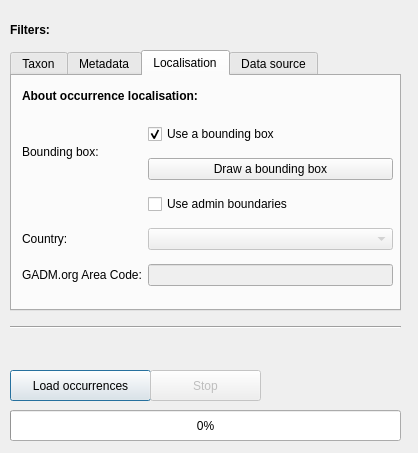
The window that qgis_occurrences_dialog_base.ui (BelgianBiodiversityPlatform/qgis-gbif-api) describes before a commit, drawn with Qt 5.
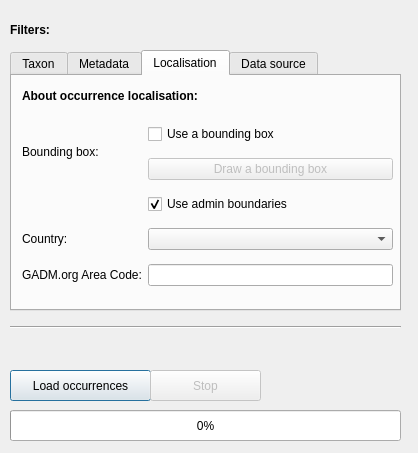
The same window after the commit. The open tabs and pages were chosen to show the change. Custom widgets are drawn as their Qt base class.

Commit message: every time the dialog is closed, localisation widget is set to country

```diff
--- a/qgis_occurrences_dialog_base.ui
+++ b/qgis_occurrences_dialog_base.ui
@@ -327,7 +327,7 @@
       <item row="3" column="1">
        <widget class="QComboBox" name="countryComboBox">
         <property name="enabled">
-         <bool>false</bool>
+         <bool>true</bool>
         </property>
        </widget>
       </item>
@@ -342,6 +342,9 @@
         <property name="checkable">
          <bool>true</bool>
         </property>
+        <property name="checked">
+         <bool>true</bool>
+        </property>
         <attribute name="buttonGroup">
          <string notr="true">localisationButtonGroup</string>
         </attribute>
@@ -357,12 +360,15 @@
       <item row="4" column="1">
        <widget class="QLineEdit" name="gadmGidField">
         <property name="enabled">
-         <bool>false</bool>
+         <bool>true</bool>
         </property>
        </widget>
       </item>
       <item row="1" column="1">
        <widget class="QPushButton" name="bboxButton">
+        <property name="enabled">
+         <bool>false</bool>
+        </property>
         <property name="text">
          <string>Draw a bounding box</string>
         </property>
@@ -374,7 +380,7 @@
          <string>Use a bounding box</string>
         </property>
         <property name="checked">
-         <bool>true</bool>
+         <bool>false</bool>
         </property>
         <attribute name="buttonGroup">
          <string notr="true">localisationButtonGroup</string>
```
The commit also changes 1 other file.
